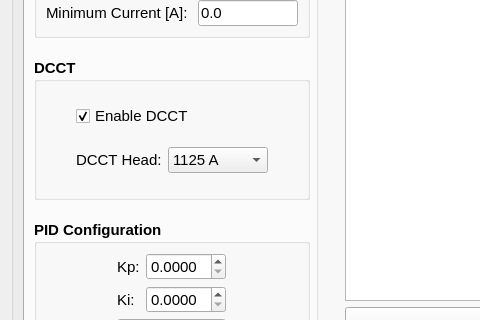
The window that hallbench/gui/ui/supplywidget.ui (lnls-ima/hall-bench-control) describes before a commit, drawn with Qt 5; both pictures show x 0 to 480 and y 401 to 721 of the 1284 by 886 pixel window.
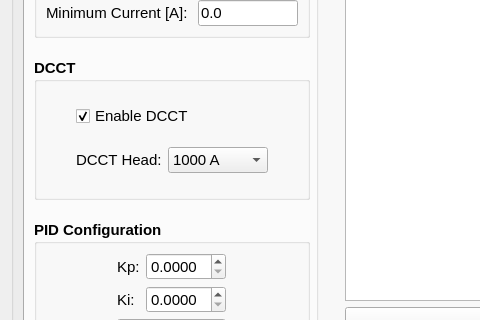
The same window after the commit. Icons and pictures are not drawn.

```diff
--- a/hallbench/gui/ui/supplywidget.ui
+++ b/hallbench/gui/ui/supplywidget.ui
@@ -882,6 +882,11 @@
                        <string>600 A</string>
                       </property>
                      </item>
+                     <item>
+                      <property name="text">
+                       <string>1000 A</string>
+                      </property>
+                     </item>
                      <item>
                       <property name="text">
                        <string>1125 A</string>
```
Left out of the diff: 8 changed lines with no effect on the pictures.
